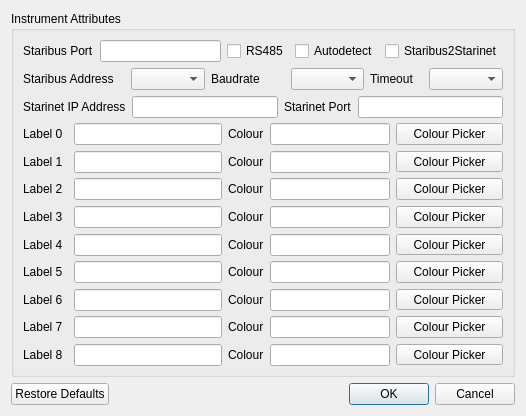
First picture: the form in ui/instrumentAttributes.ui, repository mhorn71/StarbaseMini, before the edit.
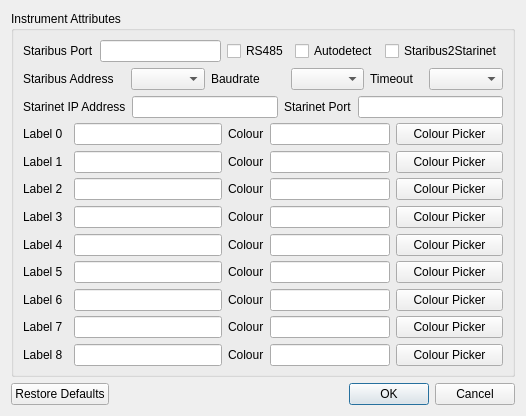
Second picture: the form after the edit.

Commit message: Still attempting to sort gui margins and widget sizes.

```diff
--- a/ui/instrumentAttributes.ui
+++ b/ui/instrumentAttributes.ui
@@ -205,7 +205,7 @@
         <property name="minimumSize">
          <size>
           <width>107</width>
-          <height>0</height>
+          <height>22</height>
          </size>
         </property>
         <property name="maximumSize">
@@ -483,7 +483,7 @@
         <property name="minimumSize">
          <size>
           <width>107</width>
-          <height>0</height>
+          <height>22</height>
          </size>
         </property>
         <property name="maximumSize">
@@ -777,7 +777,7 @@
         <property name="minimumSize">
          <size>
           <width>107</width>
-          <height>0</height>
+          <height>22</height>
          </size>
         </property>
         <property name="maximumSize">
@@ -943,7 +943,7 @@
         <property name="minimumSize">
          <size>
           <width>107</width>
-          <height>0</height>
+          <height>22</height>
          </size>
         </property>
         <property name="maximumSize">
```
Left out of the diff: 10 changed lines with no effect on the pictures. The commit also changes 4 other files.
